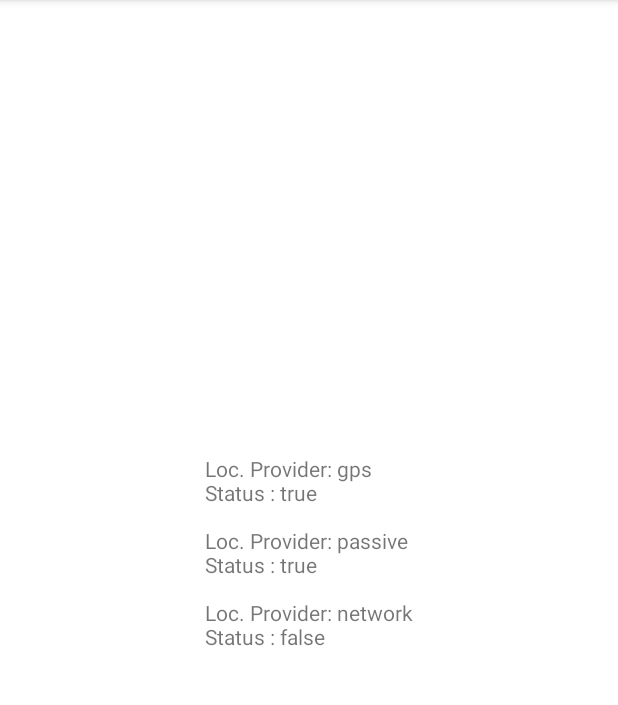
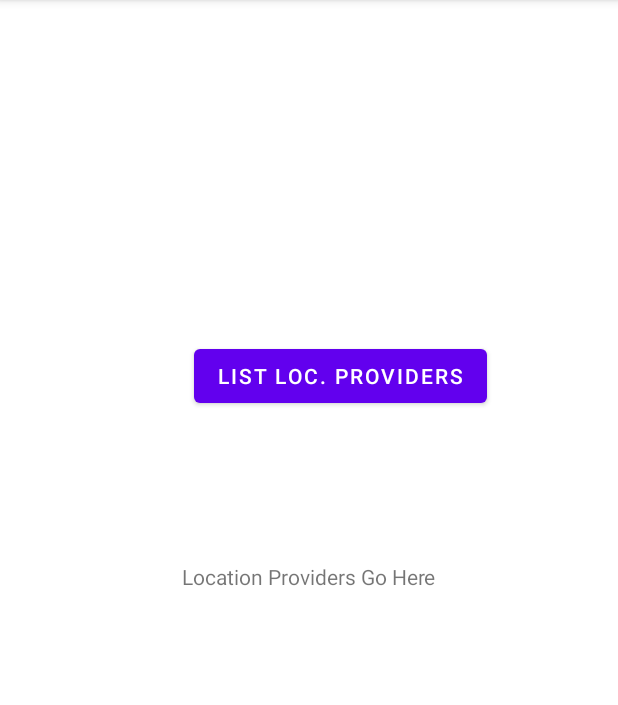
Before and after one commit to jjjaennn27/LocProvideList, an Android app: the screen it shows after launch (LocProviderListActivity), on a phone screen of 412 x 824 dp, the part 84-789 px from its top. Run offline under Robolectric (Android 15) with nearby library versions, the phone set to English and light mode, and no system bars.

Commit message:
added button

```diff
--- a/app/src/main/java/com/example/locprovidelist/LocProviderListActivity.java
+++ b/app/src/main/java/com/example/locprovidelist/LocProviderListActivity.java
@@ -4,6 +4,8 @@ import androidx.appcompat.app.AppCompatActivity;
 
 import android.location.LocationManager;
 import android.os.Bundle;
+import android.view.View;
+import android.widget.Button;
 import android.widget.TextView;
 
 import java.util.List;
@@ -13,6 +15,7 @@ public class LocProviderListActivity extends AppCompatActivity {
     TextView mTextView;
     LocationManager lm;
     List<String> locProvList;
+    Button mbutton;
 
     @Override
     protected void onCreate(Bundle savedInstanceState) {
@@ -20,6 +23,11 @@ public class LocProviderListActivity extends AppCompatActivity {
         setContentView(R.layout.activity_main);
 
         mTextView = findViewById(R.id.txtOutput);
+        mbutton = findViewById(R.id.button1);
+        mbutton.setOnClickListener(new View.OnClickListener() {
+
+            @Override
+            public void onClick(View v) {
                 lm = (LocationManager)getSystemService(LOCATION_SERVICE);
 
                 locProvList = lm.getAllProviders();
@@ -30,4 +38,6 @@ public class LocProviderListActivity extends AppCompatActivity {
                 }
                 mTextView.setText(s);
             }
+        });
     }
+}
--- a/app/src/main/res/layout/activity_main.xml
+++ b/app/src/main/res/layout/activity_main.xml
@@ -16,4 +16,15 @@
         app:layout_constraintRight_toRightOf="parent"
         app:layout_constraintTop_toTopOf="parent" />
 
+    <Button
+        android:id="@+id/button1"
+        android:layout_width="wrap_content"
+        android:layout_height="wrap_content"
+        android:layout_marginStart="8dp"
+        android:layout_marginBottom="100dp"
+        android:text="List loc. providers"
+        app:layout_constraintBottom_toTopOf="@+id/txtOutput"
+        app:layout_constraintStart_toStartOf="@+id/txtOutput" />
+
+
 </androidx.constraintlayout.widget.ConstraintLayout>
```
Lines whose indentation alone changed are shown as unchanged.
